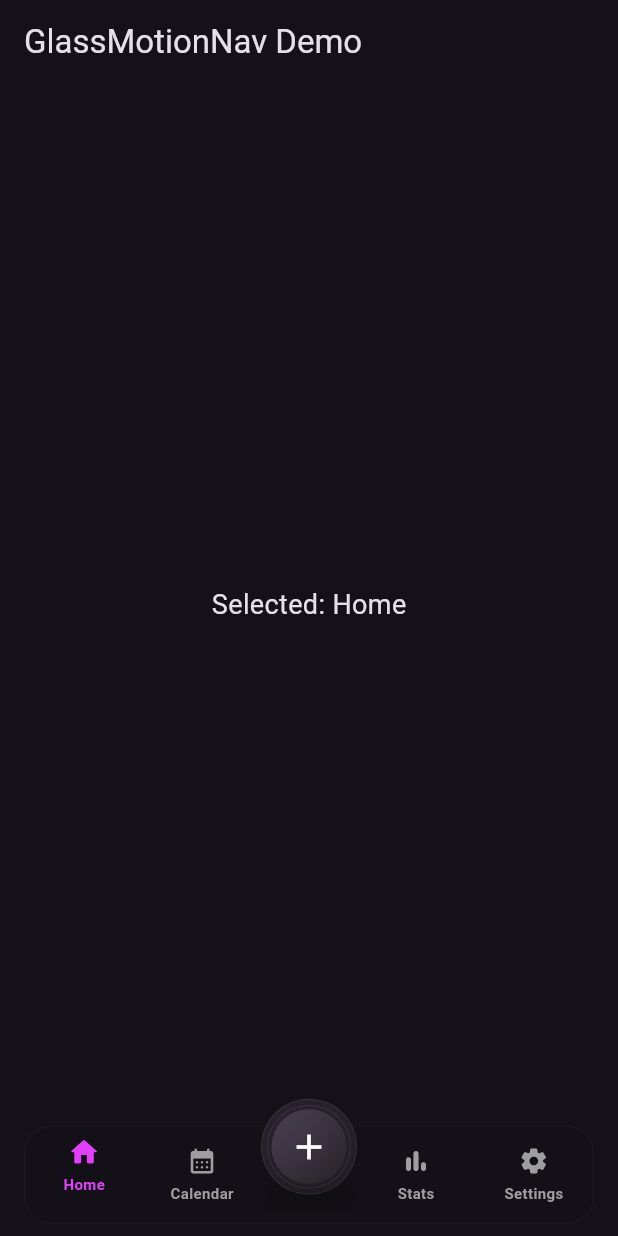
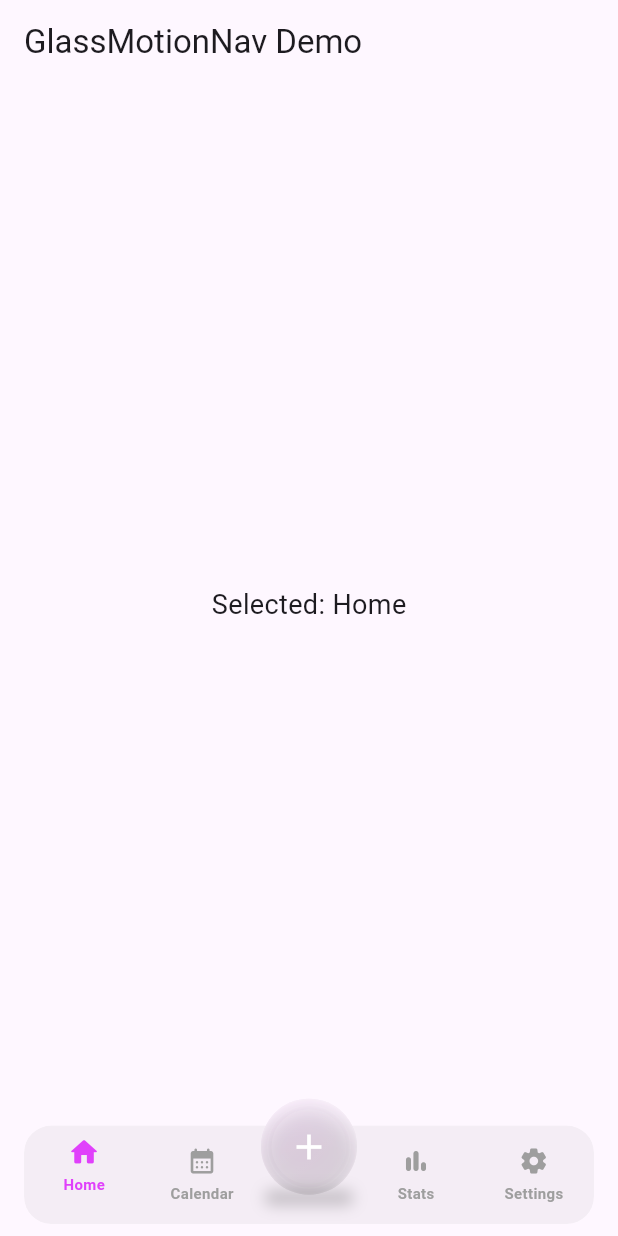
Before and after one commit to nayanthomas02/glassmotion_navbar, a Flutter app: the screen it shows after launch, on a phone screen of 412 x 824 dp. Run offline on Flutter 3.47's test engine with Material 3 defaults, Android fonts, the phone set to English and light mode, and no system bars; Roboto replaces fonts that are missing (Quicksand).

Commit message:
Initial commit

```diff
--- a/example/lib/main.dart
+++ b/example/lib/main.dart
@@ -10,7 +10,7 @@ class DemoApp extends StatelessWidget {
   Widget build(BuildContext context) {
     return MaterialApp(
       title: 'GlassMotionNav Demo',
-      theme: ThemeData.dark(),
+      theme: ThemeData.light(),
       home: const DemoHome(),
       debugShowCheckedModeBanner: false,
     );
--- a/pubspec.yaml
+++ b/pubspec.yaml
@@ -1,6 +1,6 @@
 name: glassmotion_navbar
 description: A glassmorphic bottom navigation bar with animated lift/jump and a floating center button for Flutter.
-version: 0.1.1
+version: 0.1.2
 
 homepage: https://github.com/nayanthomas02/Flutter
 repository: https://github.com/nayanthomas02/Flutter
```
Also changed, not shown: example/pubspec.lock, 4 other files.
